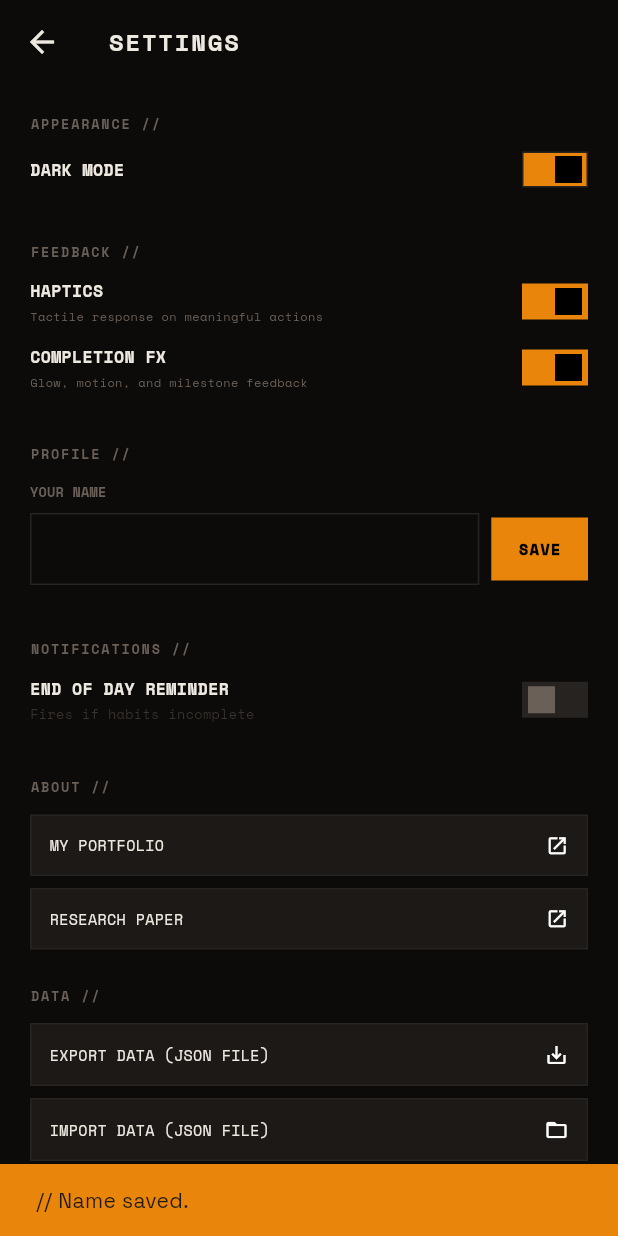
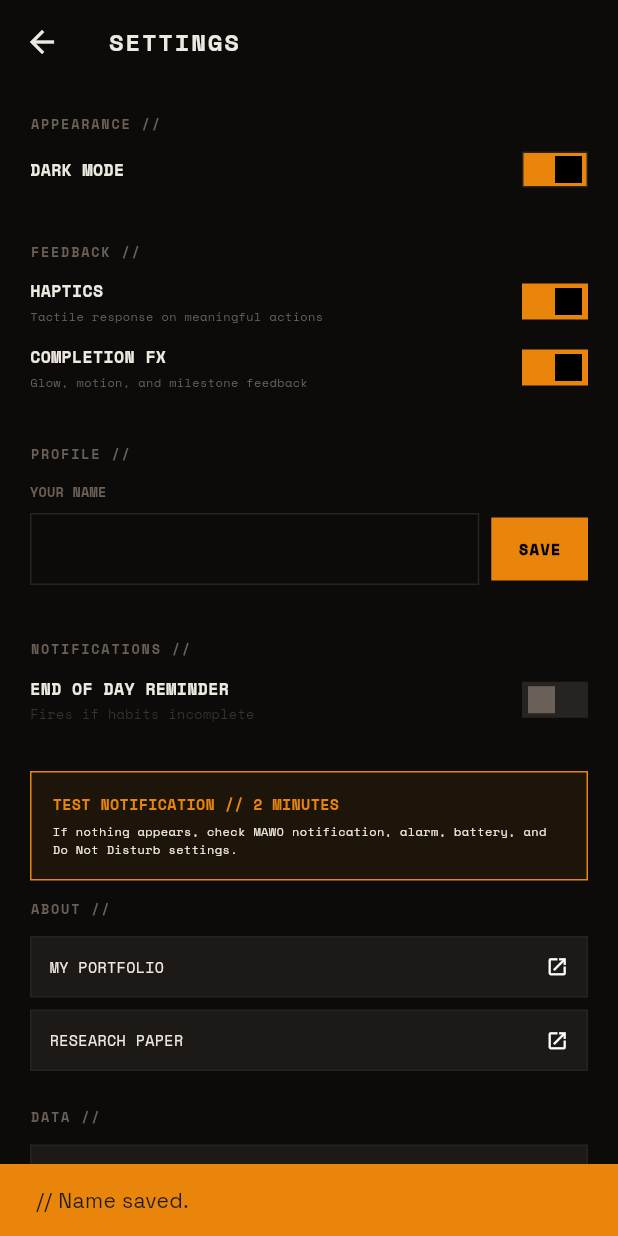
Before and after one commit to vijayarkananduri/theMAWO, a Flutter app: the SettingsScreen screen opened directly, after a tap on "SAVE", on a phone screen of 412 x 824 dp. Run offline on Flutter 3.47's test engine with Material 3 defaults, Android fonts, the phone set to English and light mode, and no system bars; our stand-ins replace file_picker, flutter_local_notifications, google_fonts, shared_preferences, timezone; accounts and stored records are empty.

Commit message:
Add timezone-safe notification test and user tutorial

```diff
--- a/lib/main.dart
+++ b/lib/main.dart
@@ -5,6 +5,7 @@ import 'package:mawo/screens/home_screen.dart';
 import 'package:mawo/providers/app_state.dart';
 import 'package:mawo/theme/app_theme.dart';
 import 'package:mawo/services/notification_service.dart';
+import 'package:mawo/screens/onboarding_tour_screen.dart';
 
 void main() async {
   WidgetsFlutterBinding.ensureInitialized();
@@ -55,9 +56,37 @@ class _MAWOAppState extends State<MAWOApp> {
           themeMode: isDark ? ThemeMode.dark : ThemeMode.light,
           theme: AppTheme.light,
           darkTheme: AppTheme.dark,
-          home: BootScreen(
-            onComplete: () => _navigatorKey.currentState?.pushReplacementNamed('/home'),
-          ),
+          home: !appState.hasSeenIntro
+              ? BootScreen(
+                  hapticsEnabled: appState.hapticsEnabled,
+                  onComplete: () async {
+                    await appState.completeOnboarding();
+                    if (mounted) {
+                      _navigatorKey.currentState?.pushReplacement(
+                        MaterialPageRoute(
+                          builder: (_) => OnboardingTourScreen(
+                            onComplete: () async {
+                              await appState.completeTour();
+                              if (mounted) {
+                                _navigatorKey.currentState?.pushReplacementNamed('/home');
+                              }
+                            },
+                          ),
+                        ),
+                      );
+                    }
+                  },
+                )
+              : !appState.hasSeenTour
+                  ? OnboardingTourScreen(
+                      onComplete: () async {
+                        await appState.completeTour();
+                        if (mounted) {
+                          _navigatorKey.currentState?.pushReplacementNamed('/home');
+                        }
+                      },
+                    )
+                  : const HomeScreen(),
           routes: {
             '/home': (context) => const HomeScreen(),
           },
--- a/lib/screens/settings_screen.dart
+++ b/lib/screens/settings_screen.dart
@@ -5,6 +5,7 @@ import 'package:file_picker/file_picker.dart';
 import 'package:provider/provider.dart';
 import 'package:mawo/providers/app_state.dart';
 import 'package:mawo/theme/app_theme.dart';
+import 'package:mawo/services/notification_service.dart';
 import 'package:url_launcher/url_launcher.dart';
 
 class SettingsScreen extends StatefulWidget {
@@ -321,6 +322,42 @@ class _SettingsScreenState extends State<SettingsScreen> {
                   ),
                 ),
 
+                const SizedBox(height: 8),
+                GestureDetector(
+                  onTap: _runNotificationTest,
+                  child: Container(
+                    width: double.infinity,
+                    padding: const EdgeInsets.all(14),
+                    decoration: BoxDecoration(
+                      border: Border.all(color: AppTheme.uiColor),
+                      color: AppTheme.uiColor.withOpacity(0.08),
+                    ),
+                    child: const Column(
+                      crossAxisAlignment: CrossAxisAlignment.start,
+                      children: [
+                        Text(
+                          'TEST NOTIFICATION // 2 MINUTES',
+                          style: TextStyle(
+                            fontFamily: AppTheme.spaceMono,
+                            fontSize: 10,
+                            fontWeight: FontWeight.w700,
+                            color: AppTheme.uiColor,
+                          ),
+                        ),
+                        SizedBox(height: 5),
+                        Text(
+                          'If nothing appears, check MAWO notification, alarm, battery, and Do Not Disturb settings.',
+                          style: TextStyle(
+                            fontFamily: AppTheme.spaceMono,
+                            fontSize: 8,
+                            height: 1.5,
+                          ),
+                        ),
+                      ],
+                    ),
+                  ),
+                ),
+
                 const SizedBox(height: 12),
 
                 _SettingsSection(
@@ -497,6 +534,29 @@ class _SettingsScreenState extends State<SettingsScreen> {
       if (mounted) {
         context.read<AppState>().setEODSettings(true, _toStoredTime(_eodTimeController.text));
       }
+    }
+  }
+
+  Future<void> _runNotificationTest() async {
+    try {
+      await NotificationService().scheduleTestNotification();
+      if (!mounted) return;
+      ScaffoldMessenger.of(context).showSnackBar(
+        const SnackBar(
+          content: Text('// Test scheduled. Check for a notification in 2 minutes.'),
+          backgroundColor: AppTheme.uiColor,
+          duration: Duration(seconds: 4),
+        ),
+      );
+    } catch (e) {
+      if (!mounted) return;
+      ScaffoldMessenger.of(context).showSnackBar(
+        const SnackBar(
+          content: Text('// Test failed. Check notification and Alarms & reminders access.'),
+          backgroundColor: Colors.red,
+          duration: Duration(seconds: 5),
+        ),
+      );
     }
   }
 
--- a/lib/services/notification_service.dart
+++ b/lib/services/notification_service.dart
@@ -15,6 +15,9 @@ class NotificationService {
   Future<void> initializeNotifications() async {
     if (_initialized) return;
     tz.initializeTimeZones();
+    // Keep scheduled times aligned with the app's India locale instead of
+    // relying on the timezone package's default location.
+    tz.setLocalLocation(tz.getLocation('Asia/Kolkata'));
 
     const android = AndroidInitializationSettings('@mipmap/ic_launcher');
     const ios = DarwinInitializationSettings(
@@ -135,6 +138,30 @@ class NotificationService {
     }
   }
 
+  Future<void> scheduleTestNotification() async {
+    if (!_initialized) await initializeNotifications();
+    final scheduled = DateTime.now().add(const Duration(minutes: 2));
+    await _plugin.zonedSchedule(
+      900000002,
+      'MAWO // Notification test',
+      'If you can see this, MAWO reminders are working.',
+      tz.TZDateTime.from(scheduled, tz.local),
+      const NotificationDetails(
+        android: AndroidNotificationDetails(
+          'mawo_general',
+          'General Notifications',
+          channelDescription: 'Standard MAWO notifications',
+          importance: Importance.max,
+          priority: Priority.high,
+        ),
+        iOS: DarwinNotificationDetails(),
+      ),
+      androidScheduleMode: AndroidScheduleMode.exactAllowWhileIdle,
+      uiLocalNotificationDateInterpretation:
+          UILocalNotificationDateInterpretation.absoluteTime,
+    );
+  }
+
   Future<void> scheduleEndOfDayReminder({required String time}) async {
     if (!_initialized) await initializeNotifications();
 
```
